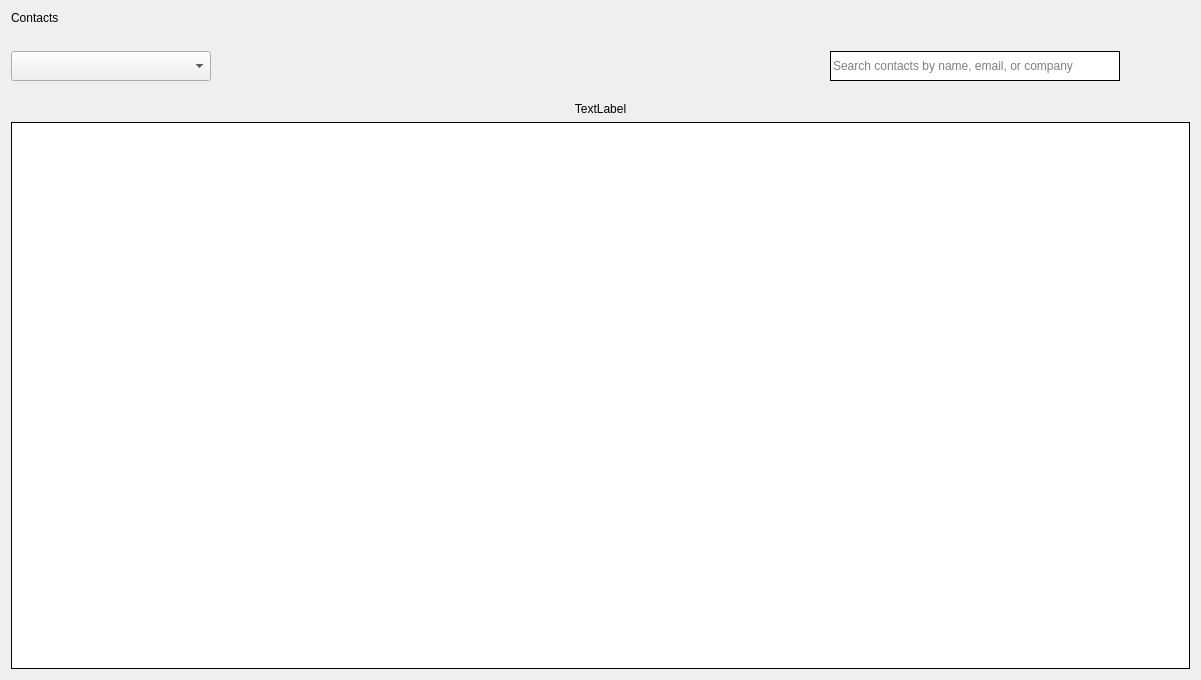
The window that CRM/views/ui/contacts_landing.ui (ImGaby123/SalesOptimizer-CRM) describes before a commit, drawn with Qt 5.
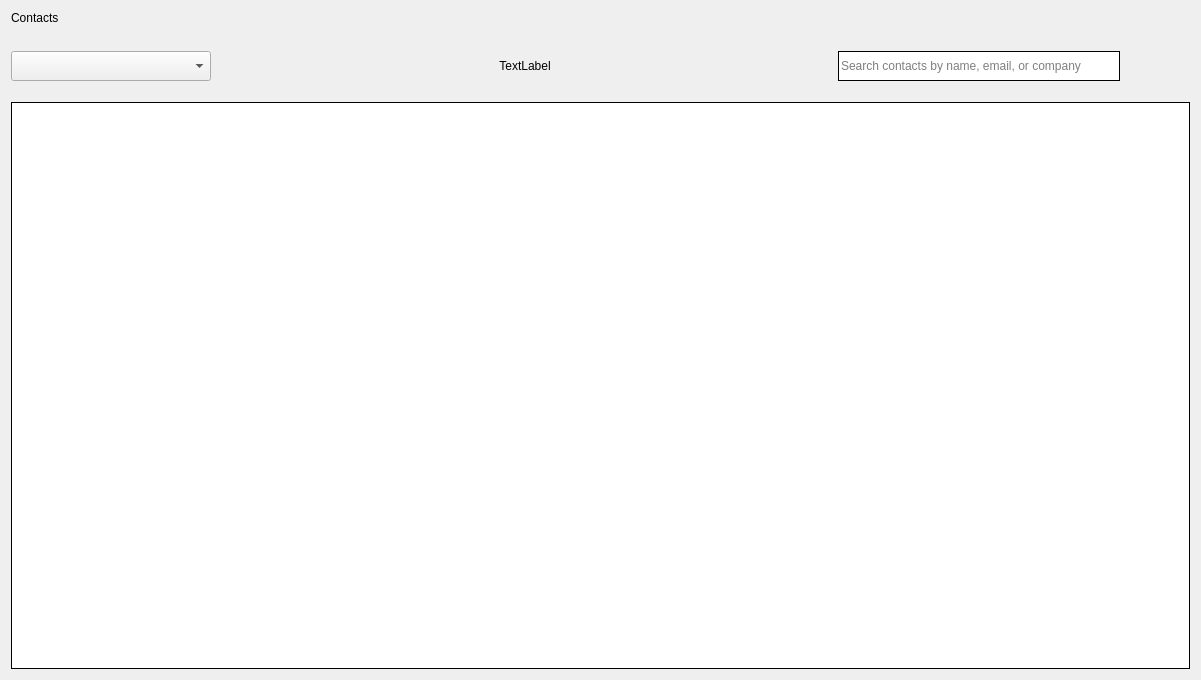
The same window after the commit. Icons and pictures are not drawn.

Commit message: made phone and company required in adding contacts, added back selected items indicator

```diff
--- a/CRM/views/ui/contacts_landing.ui
+++ b/CRM/views/ui/contacts_landing.ui
@@ -52,6 +52,32 @@
          </property>
         </widget>
        </item>
+       <item>
+        <spacer name="horizontalSpacer_2">
+         <property name="orientation">
+          <enum>Qt::Orientation::Horizontal</enum>
+         </property>
+         <property name="sizeHint" stdset="0">
+          <size>
+           <width>40</width>
+           <height>20</height>
+          </size>
+         </property>
+        </spacer>
+       </item>
+       <item>
+        <widget class="QLabel" name="selecteditems_lbl">
+         <property name="enabled">
+          <bool>true</bool>
+         </property>
+         <property name="text">
+          <string>TextLabel</string>
+         </property>
+         <property name="alignment">
+          <set>Qt::AlignmentFlag::AlignCenter</set>
+         </property>
+        </widget>
+       </item>
        <item>
         <spacer name="horizontalSpacer">
          <property name="orientation">
@@ -246,19 +272,6 @@
        </property>
       </widget>
      </item>
-     <item row="5" column="0">
-      <widget class="QLabel" name="selecteditems_lbl">
-       <property name="enabled">
-        <bool>true</bool>
-       </property>
-       <property name="text">
-        <string>TextLabel</string>
-       </property>
-       <property name="alignment">
-        <set>Qt::AlignmentFlag::AlignCenter</set>
-       </property>
-      </widget>
-     </item>
      <item row="1" column="0">
       <spacer name="verticalSpacer_41">
        <property name="orientation">
```
The commit also changes 4 other files.
